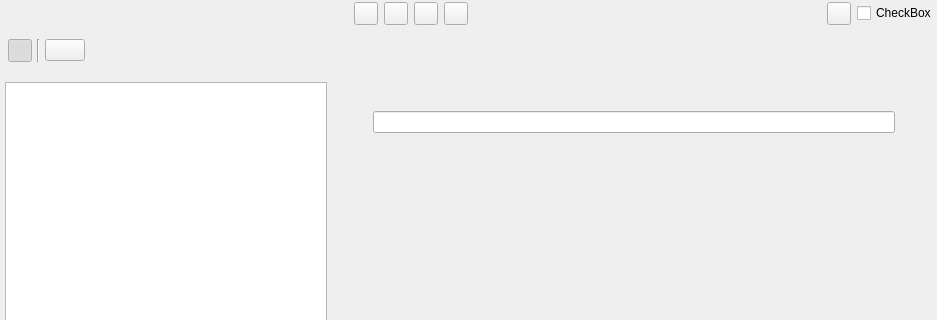
Above: ui/world_building_view.ui from zkovari/plotlyst before the change; both pictures show x 0 to 937 and y 0 to 320 of the 937 by 659 pixel window. Below: the same form after it.
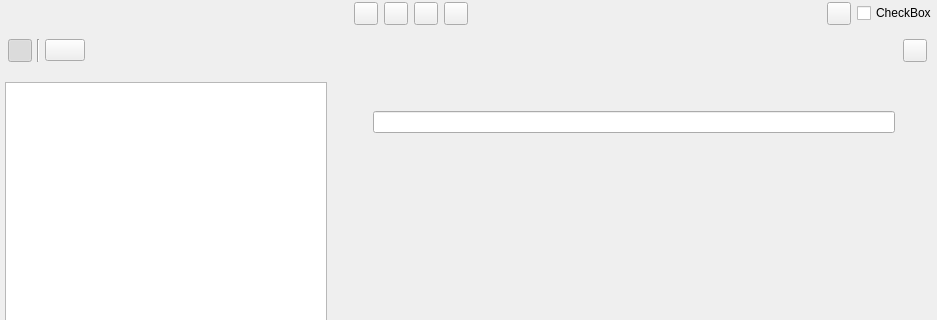
That is the form after the change. The open tabs and pages were chosen to show the change. Custom widgets are drawn as their Qt base class.

Diff of the .ui file:
```diff
--- a/ui/world_building_view.ui
+++ b/ui/world_building_view.ui
@@ -254,6 +254,9 @@
           <property name="leftMargin">
            <number>8</number>
           </property>
+          <property name="rightMargin">
+           <number>10</number>
+          </property>
           <property name="bottomMargin">
            <number>5</number>
           </property>
@@ -324,6 +327,19 @@
             </property>
            </spacer>
           </item>
+          <item>
+           <widget class="QToolButton" name="btnSettings">
+            <property name="cursor">
+             <cursorShape>PointingHandCursor</cursorShape>
+            </property>
+            <property name="text">
+             <string/>
+            </property>
+            <property name="transparent" stdset="0">
+             <bool>true</bool>
+            </property>
+           </widget>
+          </item>
          </layout>
         </widget>
        </item>
```
Left out of the diff: 6 changed lines with no effect on the pictures.
